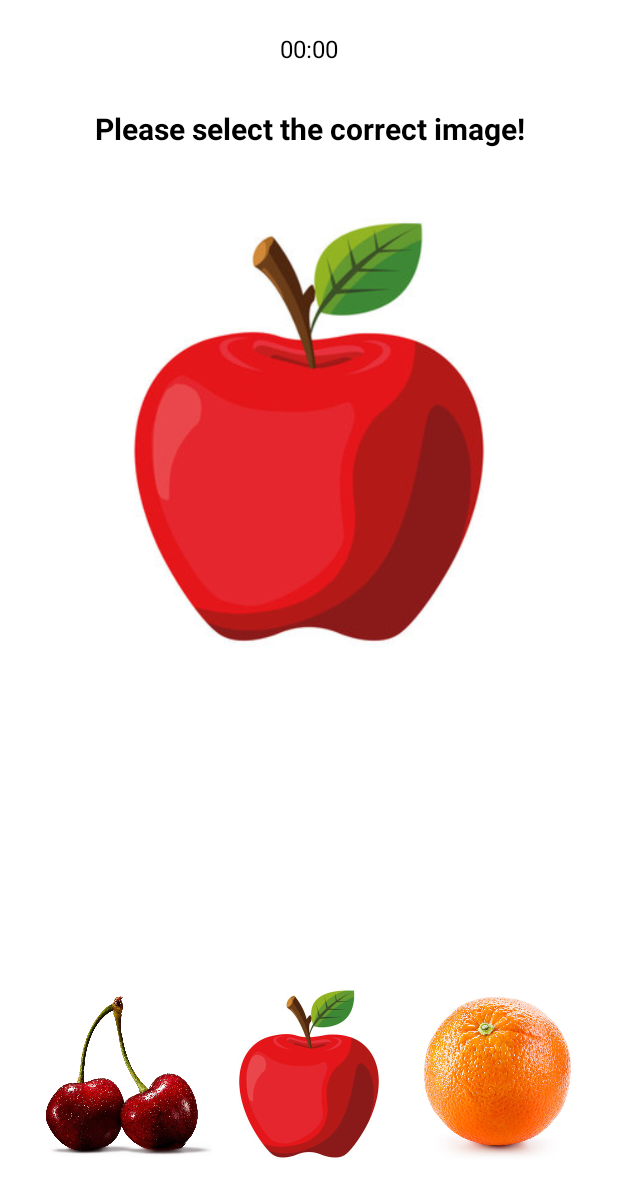
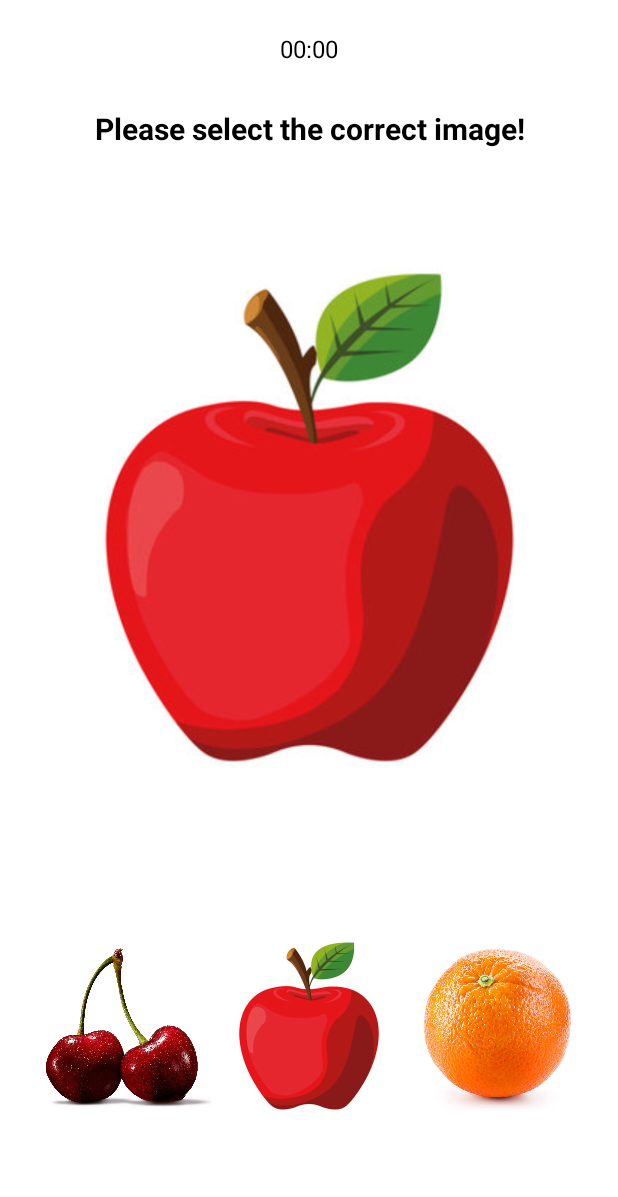
Before and after one commit to GamerForFunn/First_Test_Bachelor, an Android app built with Jetpack Compose: the game2_screen screen opened through its navigation route, on a phone screen of 412 x 824 dp. Shown: the top 1197 px of the screen. Run offline under Robolectric (Android 15) with nearby library versions, the phone set to English and light mode, and no system bars.

Commit message:
Removed unnecessary code from game 2 and added more comments

```diff
--- a/app/src/main/java/com/example/cognitiveexercisesapp/ui/games/game2/Game2.kt
+++ b/app/src/main/java/com/example/cognitiveexercisesapp/ui/games/game2/Game2.kt
@@ -55,21 +55,12 @@ fun Game2Screen(navController: NavController) {
     // Track the current round
     var currentRound by remember { mutableStateOf(1) }
 
-    // Store the grid list in state so it resets each round
-    var gridList by remember { mutableStateOf(getAmountAndRangeBasedOnDifficulty()) }
-
-
-    // Check if all numbers are null (round finished)
-    val isRoundFinished = gridList.all { it == null }
-
     // Handle round progression
     fun roundChecker() {
-
             if (currentRound < Game2Config.rounds) {
                 // Move to the next round
                 currentRound++
                 viewModel.resetGame() //Starts function to restart game
-
             } else {
                 // Navigate to exerciseFinished after all rounds
                 navController.navigate(Routes.exerciseFinished)
@@ -101,11 +92,11 @@ fun Game2Screen(navController: NavController) {
                 ),
                 modifier = Modifier.padding(8.dp)
             )
-            Spacer(modifier = Modifier.height(32.dp))
+            Spacer(modifier = Modifier.height(64.dp))
             Image(
                 painter = painterResource(id = winnerImage),
                 contentDescription = "Correct Image",
-                modifier = Modifier.size(300.dp),
+                modifier = Modifier.size(350.dp),
                 contentScale = ContentScale.Fit
             )
             Spacer(modifier = Modifier.weight(1f))
@@ -120,8 +111,8 @@ fun Game2Screen(navController: NavController) {
                     contentDescription = "Left Image",
                     modifier = Modifier
                         .size(120.dp)
-                        .clickable { if(randomImage1 == winnerImage){roundChecker()}
-                                   else{navController.navigate(Routes.wrongAnswer+"/Game2")}},
+                        .clickable { if(randomImage1 == winnerImage){roundChecker()} //Checking if imageID is the same as the winner image
+                                   else{navController.navigate(Routes.wrongAnswer+"/Game2")}}, //If wrong will send to wrong screen and they have to start again
                     contentScale = ContentScale.Fit
                 )
                 Image(
@@ -129,8 +120,8 @@ fun Game2Screen(navController: NavController) {
                     contentDescription = "Middle Image",
                     modifier = Modifier
                         .size(120.dp)
-                        .clickable { if(randomImage2 == winnerImage){roundChecker()}
-                        else{navController.navigate(Routes.wrongAnswer+"/Game2")}},
+                        .clickable { if(randomImage2 == winnerImage){roundChecker()} //Checking if imageID is the same as the winner image
+                        else{navController.navigate(Routes.wrongAnswer+"/Game2")}}, //If wrong will send to wrong screen and they have to start again
                     contentScale = ContentScale.Fit
                 )
                 Image(
@@ -138,12 +129,12 @@ fun Game2Screen(navController: NavController) {
                     contentDescription = "Right Image",
                     modifier = Modifier
                         .size(120.dp)
-                        .clickable { if(randomImage3 == winnerImage){roundChecker()}
-                        else{navController.navigate(Routes.wrongAnswer+"/Game2")}},
+                        .clickable { if(randomImage3 == winnerImage){roundChecker()} //Checking if imageID is the same as the winner image
+                        else{navController.navigate(Routes.wrongAnswer+"/Game2")}},//If wrong will send to wrong screen and they have to start again
                     contentScale = ContentScale.Fit
                 )
             }
-            Spacer(modifier = Modifier.height(32.dp))
+            Spacer(modifier = Modifier.height(64.dp))
         }
         if (isRetryVisible) {
             Button(
```
